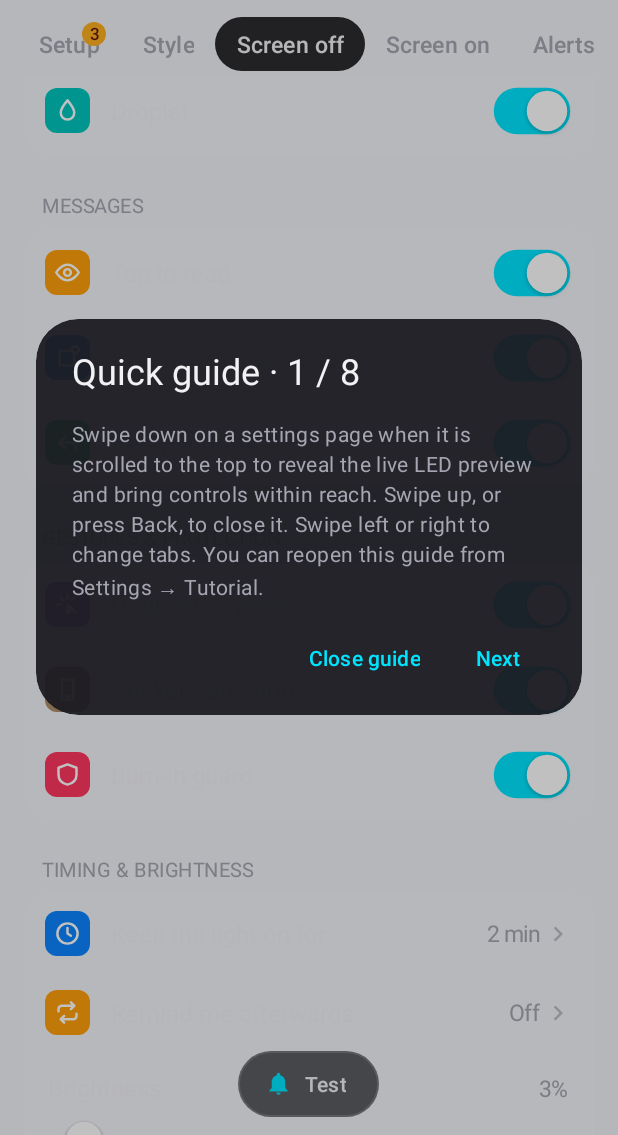
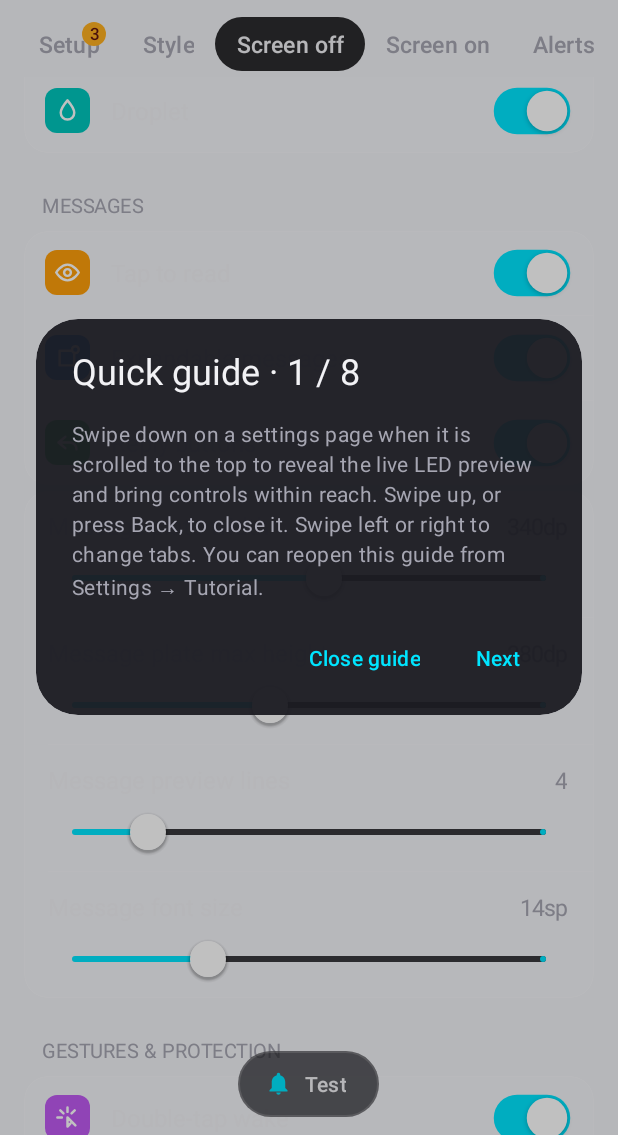
Before and after one commit to ankitchanki/LED, an Android app: the screen it shows after launch (MainActivity), tab 3 chosen, scrolled down 493 dp, on a phone screen of 412 x 824 dp, the part 101-1236 px from its top. Run offline under Robolectric (Android 15) with nearby library versions, the phone set to English and light mode, and no system bars; libraries missing offline, so code that uses them is left out: androidx.palette.graphics; 1 statement that could not run was skipped.

Commit message:
Make message plates expandable and customizable (width, height, lines, font size)

```diff
--- a/app/src/main/java/com/glowled/app/ui/MainActivity.kt
+++ b/app/src/main/java/com/glowled/app/ui/MainActivity.kt
@@ -520,6 +520,16 @@ class MainActivity : AppCompatActivity() {
             Toggle(getString(R.string.t_peek_expandable), "peek_expandable", true) { iconsOn() && prefs.showContent },
             Toggle(getString(R.string.t_peek_actions), "peek_actions", true) { iconsOn() && prefs.showContent },
         ))
+        val peekCardOff = ui.card(col)
+        ui.sliders(peekCardOff,
+            Range(getString(R.string.s_peek_width), "peek_width", 180, 480, 340, "dp"),
+            Range(getString(R.string.s_peek_height), "peek_height", 150, 700, 380, "dp"),
+            dependsOn = { iconsOn() && prefs.showContent })
+        ui.sliders(peekCardOff,
+            Range(getString(R.string.s_peek_lines), "peek_lines", 1, 20, 4, ""),
+            Range(getString(R.string.s_peek_font_size), "peek_font_size", 10, 24, 14, "sp"),
+            dependsOn = { iconsOn() && prefs.showContent })
+        ui.dependOn(peekCardOff.parent as View) { iconsOn() && prefs.showContent }
         section(col, R.string.sec_gestures)
         ui.toggles(col, listOf(
             Toggle(getString(R.string.t_double_tap), "double_tap_wake", true, aodOn),
@@ -575,8 +585,19 @@ class MainActivity : AppCompatActivity() {
         ui.toggles(col, listOf(
             Toggle(getString(R.string.t_aod_icons), "aod_icons", true, tapOn),
             Toggle(getString(R.string.t_tap_read), "show_content", true, tapOn),
+            Toggle(getString(R.string.t_peek_expandable), "peek_expandable", true) { tapOn() && prefs.showContent },
             Toggle(getString(R.string.t_peek_actions), "peek_actions", true) { tapOn() && prefs.showContent },
         ))
+        val peekCardOn = ui.card(col)
+        ui.sliders(peekCardOn,
+            Range(getString(R.string.s_peek_width), "peek_width", 180, 480, 340, "dp"),
+            Range(getString(R.string.s_peek_height), "peek_height", 150, 700, 380, "dp"),
+            dependsOn = { tapOn() && prefs.showContent })
+        ui.sliders(peekCardOn,
+            Range(getString(R.string.s_peek_lines), "peek_lines", 1, 20, 4, ""),
+            Range(getString(R.string.s_peek_font_size), "peek_font_size", 10, 24, 14, "sp"),
+            dependsOn = { tapOn() && prefs.showContent })
+        ui.dependOn(peekCardOn.parent as View) { tapOn() && prefs.showContent }
         section(col, R.string.sec_charging)
         ui.toggles(col, listOf(
             Toggle(getString(R.string.t_charge), "charge_led", true),
--- a/app/src/main/res/values/strings.xml
+++ b/app/src/main/res/values/strings.xml
@@ -160,6 +160,7 @@
     <string name="peek_hidden">Content hidden</string>
     <string name="peek_more">+%d more</string>
     <string name="peek_expand">Expand (%d)</string>
+    <string name="peek_expand_single">Expand</string>
     <string name="peek_collapse">Collapse</string>
     <string name="peek_mark_all_read">Read all</string>
     <string name="peek_messages_count">%1$s · %2$d messages</string>
@@ -362,4 +363,8 @@
     <string name="s_tap_zone_w">Tap zone width (0 = auto)</string>
     <string name="s_tap_zone_h">Tap zone height (0 = auto)</string>
     <string name="tap_zone_hint">Adjust if taps don\'t reach the ring. A border shows the tap zone while you configure it here.</string>
+    <string name="s_peek_width">Message plate width</string>
+    <string name="s_peek_height">Message plate max height</string>
+    <string name="s_peek_lines">Message preview lines</string>
+    <string name="s_peek_font_size">Message font size</string>
 </resources>
```
Also changed, not shown: app/src/main/java/com/glowled/app/core/Prefs.kt (+8 -0 lines), app/src/main/java/com/glowled/app/service/ScreenOnOverlay.kt (+47 -3 lines), app/src/main/java/com/glowled/app/ui/AodSession.kt (+7 -1 lines), app/src/main/java/com/glowled/app/view/NotificationPeekView.kt (+46 -13 lines), 2 other files.
